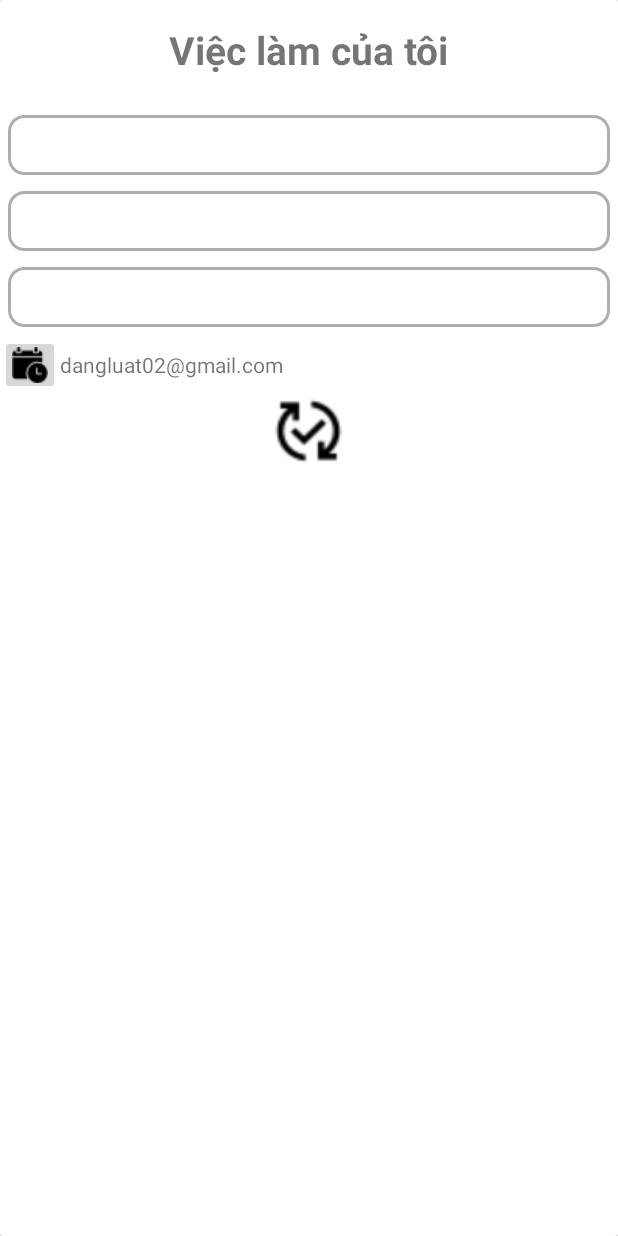
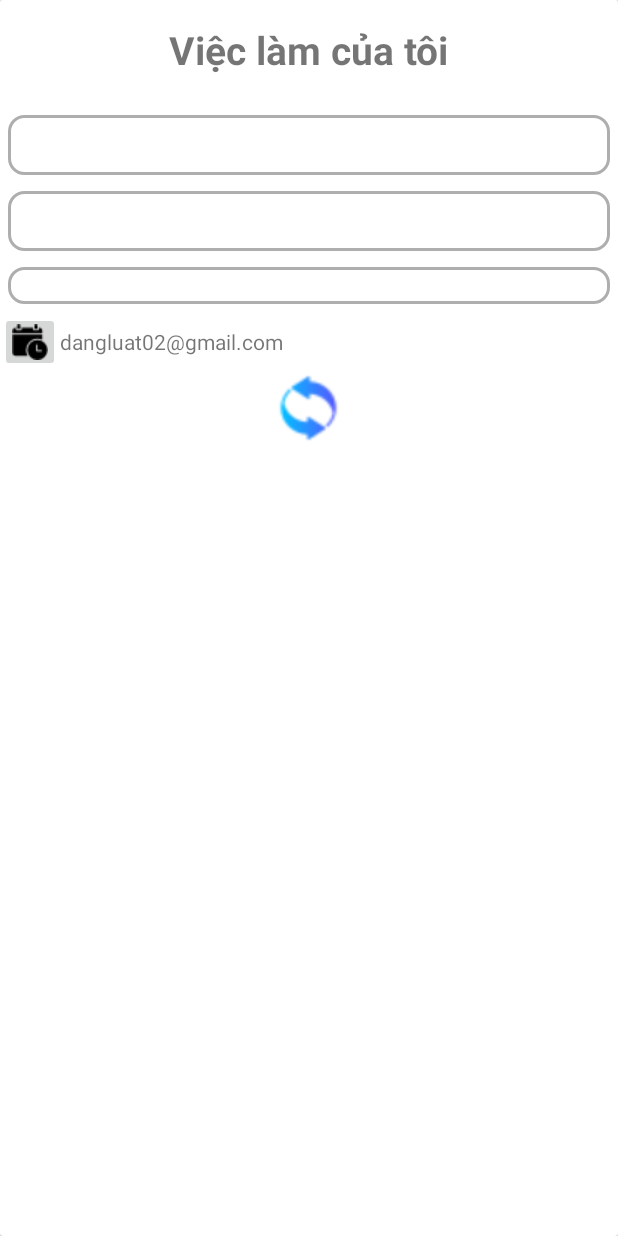
Before and after one commit to namiiu220919/MySchedule, an Android app: the layout update_lich.xml on its own in the app's theme, with its tools: preview values and no code run, on a phone screen of 412 x 824 dp. Run offline under Robolectric (Android 15) with nearby library versions, the phone set to English and light mode, and no system bars.

Commit message:
luat past n kkkk

```diff
--- a/app/src/main/java/com/example/myschedule/adapter/lichAdapter.java
+++ b/app/src/main/java/com/example/myschedule/adapter/lichAdapter.java
@@ -130,6 +130,10 @@ public class lichAdapter extends RecyclerView.Adapter<lichAdapter.viewHolder> {
         edtUDNgayThang = view.findViewById(R.id.edtUDNgayThang);
         edtUDNDLich = view.findViewById(R.id.edtUDNDLich);
         btnUD = view.findViewById(R.id.btnUDL);
+        // gan du lieu
+        edtUDNgayThangNam.setText(lich.getNgayThangNam());
+        edtUDNgayThang.setText(lich.getNgayThang());
+        edtUDNDLich.setText(lich.getLichNgay());
         btnUD.setOnClickListener(new View.OnClickListener() {
             @Override
             public void onClick(View v) {
--- a/app/src/main/res/layout/update_lich.xml
+++ b/app/src/main/res/layout/update_lich.xml
@@ -44,7 +44,7 @@
             <EditText
                 android:id="@+id/edtUDNDLich"
                 android:layout_width="match_parent"
-                android:layout_height="40sp"
+                android:layout_height="wrap_content"
                 android:paddingLeft="5dp"
                 android:background="@drawable/bgpost"
                 android:layout_margin="5sp"
@@ -70,7 +70,7 @@
                 android:layout_width="50sp"
                 android:layout_height="wrap_content"
                 android:layout_gravity="center"
-                android:background="@drawable/changes" />
+                android:background="@drawable/rotation" />
         </LinearLayout>
     </androidx.cardview.widget.CardView>
 
```
Also changed, not shown: app/src/main/res/drawable/rotation.png (added).
